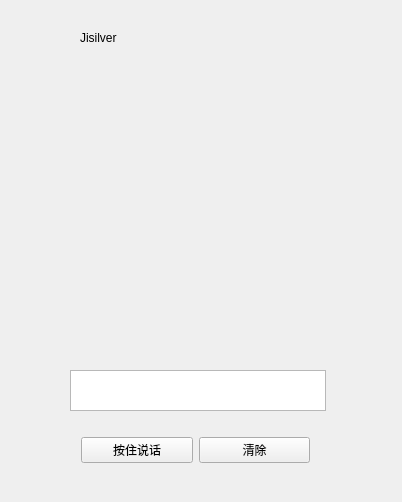
Above: widget.ui from Yongdream/Jisilver before the change. Below: the same form after it.
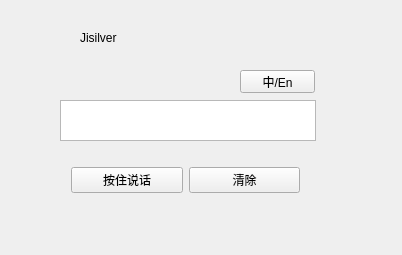
That is the form after the change.

Patch:
```diff
--- a/widget.ui
+++ b/widget.ui
@@ -7,7 +7,7 @@
     <x>0</x>
     <y>0</y>
     <width>402</width>
-    <height>502</height>
+    <height>255</height>
    </rect>
   </property>
   <property name="windowTitle">
@@ -16,8 +16,8 @@
   <widget class="QTextEdit" name="textEdit">
    <property name="geometry">
     <rect>
-     <x>70</x>
-     <y>370</y>
+     <x>60</x>
+     <y>100</y>
      <width>256</width>
      <height>41</height>
     </rect>
@@ -39,8 +39,8 @@
   <widget class="QWidget" name="horizontalLayoutWidget">
    <property name="geometry">
     <rect>
-     <x>70</x>
-     <y>420</y>
+     <x>60</x>
+     <y>150</y>
      <width>251</width>
      <height>61</height>
     </rect>
@@ -62,6 +62,19 @@
     </item>
    </layout>
   </widget>
+  <widget class="QPushButton" name="swiBut">
+   <property name="geometry">
+    <rect>
+     <x>240</x>
+     <y>70</y>
+     <width>75</width>
+     <height>23</height>
+    </rect>
+   </property>
+   <property name="text">
+    <string>中/En</string>
+   </property>
+  </widget>
  </widget>
  <layoutdefault spacing="6" margin="11"/>
  <resources/>
```
